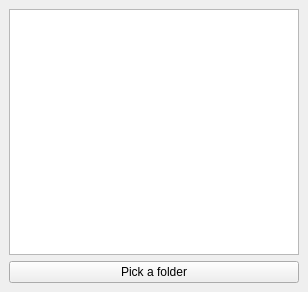
Qt form SuperSimpleGui/SuperSimpleMainWindow.ui (daveabramson/PythonPlayground) before a commit.
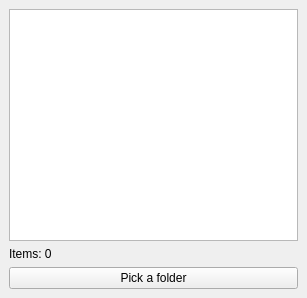
The same form after that commit.

Commit message: added a lable with item count just to get the feel for changing a form in designer and then converting it again

```diff
--- a/SuperSimpleGui/SuperSimpleMainWindow.ui
+++ b/SuperSimpleGui/SuperSimpleMainWindow.ui
@@ -6,8 +6,8 @@
    <rect>
     <x>0</x>
     <y>0</y>
-    <width>308</width>
-    <height>292</height>
+    <width>307</width>
+    <height>298</height>
    </rect>
   </property>
   <property name="windowTitle">
@@ -18,6 +18,13 @@
     <item>
      <widget class="QListWidget" name="listWidget"/>
     </item>
+    <item>
+     <widget class="QLabel" name="lblItemCount">
+      <property name="text">
+       <string>Items: 0</string>
+      </property>
+     </widget>
+    </item>
     <item>
      <widget class="QPushButton" name="btnBrowse">
       <property name="text">
```
The commit also changes 2 other files.
